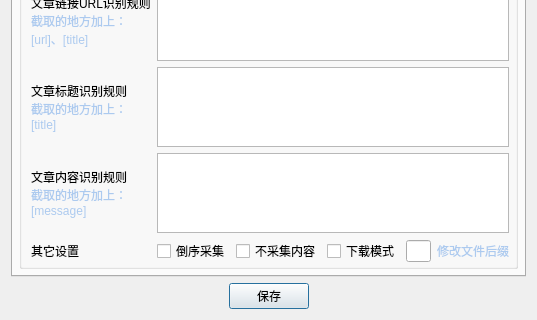
Old version of the form UI/Robot.ui in the repository leaboy/pycollect; both pictures show x 0 to 537 and y 198 to 518 of the 537 by 518 pixel window.
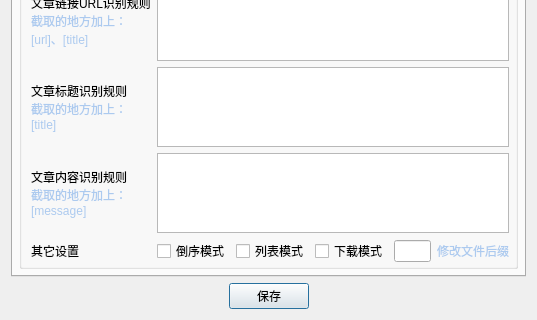
New version of the form. The open tabs and pages were chosen to show the change.

Commit message: crawl app  - initCrawlSpider  - runCrawl..

What changed in the file:
```diff
--- a/UI/Robot.ui
+++ b/UI/Robot.ui
@@ -577,7 +577,7 @@
                  </sizepolicy>
                 </property>
                 <property name="text">
-                 <string>倒序采集</string>
+                 <string>倒序模式</string>
                 </property>
                </widget>
               </item>
@@ -590,7 +590,7 @@
                  </sizepolicy>
                 </property>
                 <property name="text">
-                 <string>不采集内容</string>
+                 <string>列表模式</string>
                 </property>
                </widget>
               </item>
```
Left out of the diff: 2 changed lines with no effect on the pictures. The commit also changes 2 other files.
